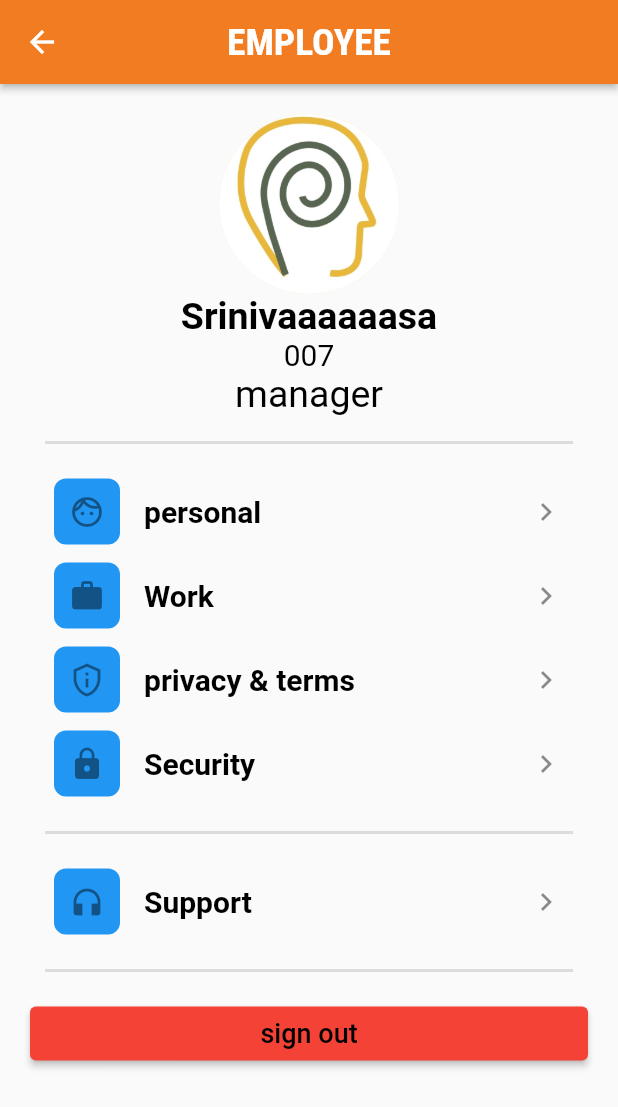
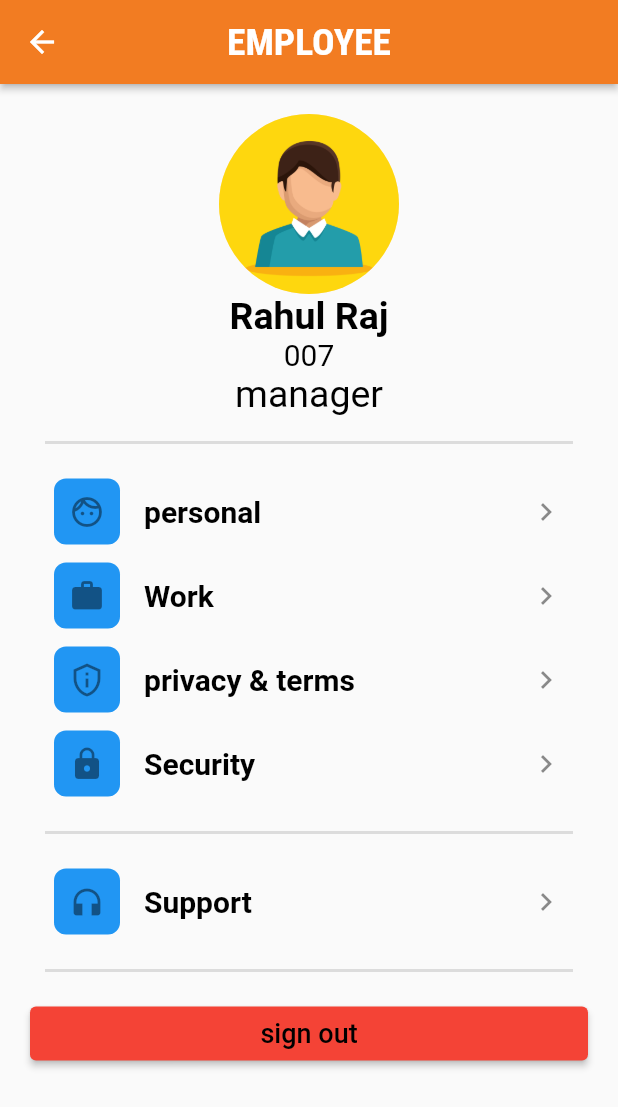
Before and after one commit to suraj20028/HRMS-APP, a Flutter app: the Profile screen opened directly, on a phone screen of 412 x 824 dp. Shown: the top 1107 px of the screen. Run offline on Flutter 3.47's test engine with Material 2 defaults, Android fonts, the phone set to English and light mode, and no system bars; our stand-ins replace get; Roboto replaces fonts that are missing (Roboto Condensed, SourceSansPro).

Commit message:
profilepage

```diff
--- a/lib/profile.dart
+++ b/lib/profile.dart
@@ -36,10 +36,10 @@ class Profile extends StatelessWidget {
               children: <Widget>[
                 CircleAvatar(
                   radius: 60,
-                  backgroundImage: AssetImage('assets/icon.png'),
+                  backgroundImage: AssetImage('assets/pic.png'),
                 ),
                 Text(
-                  'Srinivaaaaaasa',
+                  'Rahul Raj',
                   style: TextStyle(
                     fontFamily: 'SourceSansPro',
                     fontWeight:FontWeight.bold ,
```
Also changed, not shown: assets/pic.png (added), 1 other file.
